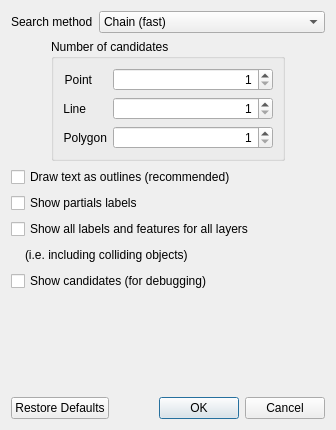
Qt form src/ui/qgsengineconfigdialog.ui (carsmie/QGIS) before a commit.
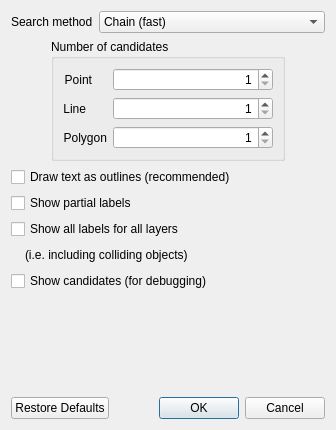
The same form after that commit.

Commit message: Fix bad labeling strings

The edit to the form file:
```diff
--- a/src/ui/qgsengineconfigdialog.ui
+++ b/src/ui/qgsengineconfigdialog.ui
@@ -257,7 +257,7 @@
         </sizepolicy>
        </property>
        <property name="text">
-        <string>Show all labels and features for all layers</string>
+        <string>Show all labels for all layers</string>
        </property>
       </widget>
      </item>
@@ -287,7 +287,7 @@
      <item row="1" column="0" colspan="3">
       <widget class="QCheckBox" name="chkShowPartialsLabels">
        <property name="text">
-        <string>Show partials labels</string>
+        <string>Show partial labels</string>
        </property>
       </widget>
      </item>
```
